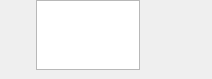
Above: src/MEGASync/stalled_issues/gui/ui/StalledIssueActionTitle.ui from meganz/MEGAsync before the change. Below: the same form after it.
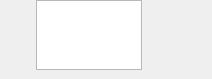
That is the form after the change. Icons and pictures are not drawn. Custom widgets are drawn as their Qt base class.

Commit message: Tokenizing action titles

The edit to the form file:
```diff
--- a/src/MEGASync/stalled_issues/gui/ui/StalledIssueActionTitle.ui
+++ b/src/MEGASync/stalled_issues/gui/ui/StalledIssueActionTitle.ui
@@ -34,80 +34,28 @@
   <property name="styleSheet">
    <string notr="true">#backgroundWidget
 {
-    border-radius: 4px;
+border-radius: 4px;
 }
 
-#backgroundWidget[discarded=false][disable_background=false][failed=false]
+/*ACTIVE*/
+#backgroundWidget[disable_background=false][failed=false]
 {
-	background-color: #F5F5F5;
+	background-color: #FFF5F5F5; /*colorToken.surface-1*/
 }
 
-#backgroundWidget[discarded=true][disable_background=false][failed=false]
+/*NO BACKGROUND*/
+#backgroundWidget[disable_background=true][failed=false]
 {
-	background-color: #4DF5F5F5;
+	background-color: transparent;
 }
 
-#backgroundWidget[discarded=false][failed=true]
+/*FAILED*/
+#backgroundWidget[disable_background=false][failed=true]
 {
-	background-color: #FDEBEB;
+	background-color: #FFFDEBEB; /*colorToken.support-error*/
 }
 
-#extraInfoContainer QLabel
-{
-	font-family: Lato;
-    font-size: 12px;
-    line-height: 16px;
-    color: #333333;
-}
-#titleContainer QTextEdit
-{
-    font-family: Lato;
-    font-size: 13px;
-    line-height: 16px;
-    color: #333333;
-}
-
-#rawInfoCheck
-{
-	font-family: Lato;
-    font-size: 12px;
-    line-height: 16px;
-    color: #333333;
-}
-
-QPushButton[onlyIcon=true]
-{
-   background-color: #FAFAFA;
-   border-radius:4px;
-   border: 1px solid rgba(0,0,0,0.1);
-   height: 32px;
-   padding-left: 0px;
-   padding-right: 0px;
-}
-
-QPushButton[onlyIcon=false]
-{
-   font-size:14px;
-   background-color: #FAFAFA;
-   color: #333333;
-   border-radius: 4px;
-   border: 1px solid rgba(0,0,0,0.1);
-   padding-left: 9px;
-   padding-right: 12px;
-   height: 32px;
-}
-
-QPushButton[main=true]
-{
-   background-color: #00BFA5;
-   color: #FFFFFF;
-}
-
-#actionContainer QLabel, #messageContainer QLabel
-{
-   font-size:14px;
-   color: #333333;
-}</string>
+</string>
   </property>
   <layout class="QVBoxLayout" name="verticalLayout">
    <property name="spacing">
@@ -181,9 +129,6 @@
              <verstretch>0</verstretch>
             </sizepolicy>
            </property>
-           <property name="styleSheet">
-            <string notr="true"/>
-           </property>
            <layout class="QHBoxLayout" name="horizontalLayout_3" stretch="1,0">
             <property name="spacing">
              <number>8</number>
@@ -263,7 +208,6 @@
                  <property name="font">
                   <font>
                    <family>Lato</family>
-                   <pointsize>-1</pointsize>
                    <bold>true</bold>
                   </font>
                  </property>
```
Left out of the diff: 6 changed lines with no effect on the pictures. The commit also changes 11 other files.
